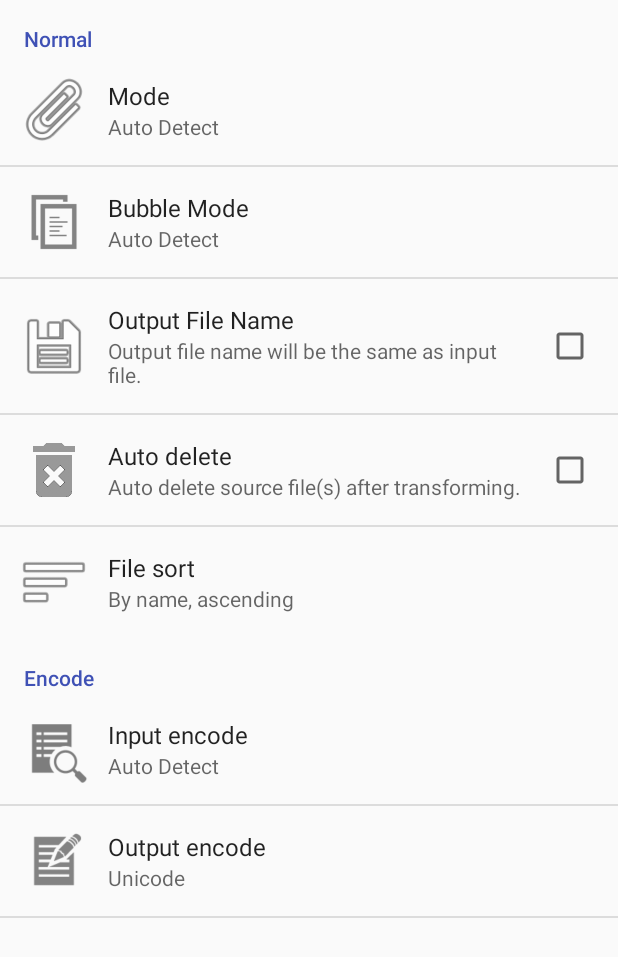
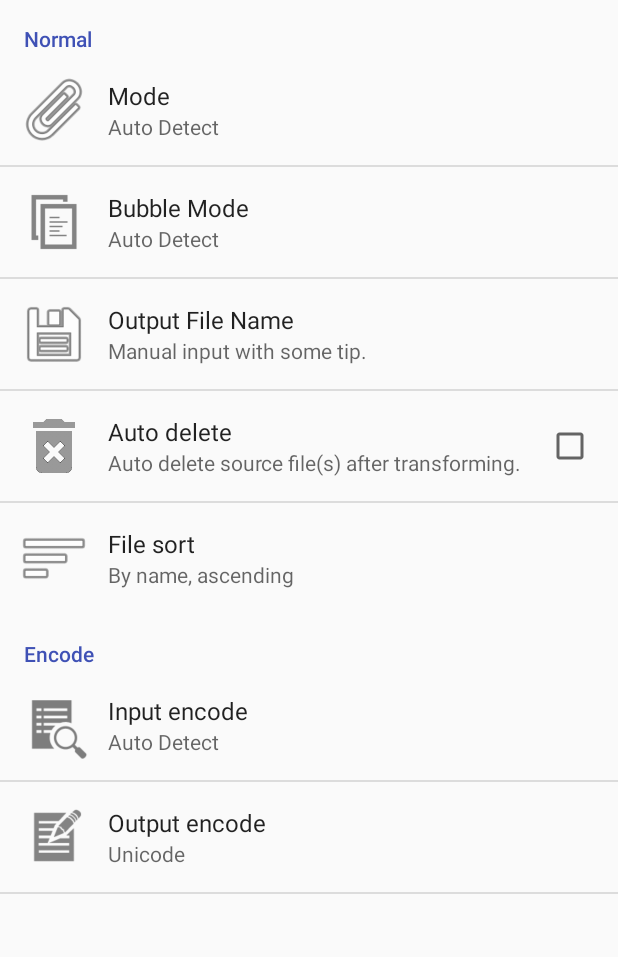
Before and after one commit to npes87184/S2TDroid, an Android app: the fragment SettingFragment shown on its own in the app's theme, on a phone screen of 412 x 824 dp. Shown: the top 957 px of the screen. Run offline under Robolectric (Android 15) with nearby library versions, the phone set to English and light mode, and no system bars; libraries missing offline, so code that uses them is left out: cn.pedant, com.github.angads25.filepicker.

Commit message:
add same but translated file name option

```diff
--- a/app/src/main/java/com/npes87184/s2tdroid/donate/SettingFragment.java
+++ b/app/src/main/java/com/npes87184/s2tdroid/donate/SettingFragment.java
@@ -15,6 +15,7 @@ public class SettingFragment extends PreferenceFragment implements
 
     private Preference mode;
     private Preference bubble_mode;
+    private Preference file_name;
     private Preference file_sort;
     private SharedPreferences prefs;
     private Preference outEncodePreference;
@@ -52,6 +53,15 @@ public class SettingFragment extends PreferenceFragment implements
             bubble_mode.setSummary(getActivity().getString(R.string.s2t));
         } else {
             bubble_mode.setSummary(getActivity().getString(R.string.auto_detect));
+        }
+
+        file_name = findPreference(KeyCollection.KEY_FILENAME);
+        if (prefs.getString(KeyCollection.KEY_FILENAME, getString(R.string.filename_manual_key)).equals(getString(R.string.filename_same_key))) {
+            file_name.setSummary(getString(R.string.filename_same));
+        } else if (prefs.getString(KeyCollection.KEY_FILENAME, getString(R.string.filename_manual_key)).equals(getString(R.string.filename_same_transformed_key))) {
+            file_name.setSummary(getString(R.string.filename_same_transformed));
+        } else {
+            file_name.setSummary(getString(R.string.filename_manual));
         }
 
         file_sort = findPreference(KeyCollection.KEY_FILE_SORT);
@@ -102,6 +112,14 @@ public class SettingFragment extends PreferenceFragment implements
             } else {
                 bubble_mode.setSummary(getActivity().getString(R.string.auto_detect));
             }
+        } else if (key.equals(KeyCollection.KEY_FILENAME)) {
+            if (prefs.getString(KeyCollection.KEY_FILENAME, getString(R.string.filename_manual_key)).equals(getString(R.string.filename_same_key))) {
+                file_name.setSummary(getString(R.string.filename_same));
+            } else if (prefs.getString(KeyCollection.KEY_FILENAME, getString(R.string.filename_manual_key)).equals(getString(R.string.filename_same_transformed_key))) {
+                file_name.setSummary(getString(R.string.filename_same_transformed));
+            } else {
+                file_name.setSummary(getString(R.string.filename_manual));
+            }
         } else if (key.equals(KeyCollection.KEY_FILE_SORT)) {
             switch (Integer.parseInt(prefs.getString(KeyCollection.KEY_FILE_SORT, "0"))) {
                 default:
--- a/app/src/main/java/com/npes87184/s2tdroid/donate/model/KeyCollection.java
+++ b/app/src/main/java/com/npes87184/s2tdroid/donate/model/KeyCollection.java
@@ -13,7 +13,7 @@ public class KeyCollection {
     public static final String KEY_OUTPUT_FOLDER = "output_folder";
     public static final String KEY_START = "start";
     public static final String KEY_PATH = "path";
-    public static final String KEY_SAME_FILENAME = "same_filename";
+    public static final String KEY_FILENAME = "filename";
     public static final String KEY_SDCARD_URI = "sdcard_uri";
     public static final String KEY_DELETE_SOURCE = "delete_source";
     public static final String KEY_FILE_SORT = "file_sort";
--- a/app/src/main/res/values/arrays.xml
+++ b/app/src/main/res/values/arrays.xml
@@ -53,4 +53,16 @@
         <item>3</item>
     </string-array>
 
+    <string-array name="file_name_option_entry">
+        <item>@string/filename_same</item>
+        <item>@string/filename_same_transformed</item>
+        <item>@string/filename_manual</item>
+    </string-array>
+
+    <string-array name="file_name_option_value">
+        <item>@string/filename_same_key</item>
+        <item>@string/filename_same_transformed_key</item>
+        <item>@string/filename_manual_key</item>
+    </string-array>
+
 </resources>
--- a/app/src/main/res/values/strings.xml
+++ b/app/src/main/res/values/strings.xml
@@ -29,9 +29,6 @@
 
     <string name="floatingPermission">We need floating window permission to use bubble.</string>
     <string name="filePermission">We need the permission of file access to work perfectly.</string>
-
-    <string name="filename_detail">Output file name will be the same as input file.</string>
-    <string name="filename">Output File Name</string>
 
     <string name="auto_delete_detail">Auto delete source file(s) after transforming.</string>
     <string name="auto_delete">Auto delete</string>
@@ -68,4 +65,13 @@
     <string name="file_order_date_ascending">By date, ascending</string>
     <string name="file_order_date_descending">By date, descending</string>
 
+    <!-- file name related. -->
+    <string name="filename">Output File Name</string>
+    <string name="filename_same">The same with original file.</string>
+    <string name="filename_same_transformed">The same with original file but translated.</string>
+    <string name="filename_manual">Manual input with some tip.</string>
+    <string name="filename_same_key" translatable="false">same</string>
+    <string name="filename_same_transformed_key" translatable="false">same_transalted</string>
+    <string name="filename_manual_key" translatable="false">manual</string>
+
 </resources>
--- a/app/src/main/res/xml/setting.xml
+++ b/app/src/main/res/xml/setting.xml
@@ -20,17 +20,18 @@
             android:icon="@drawable/ic_menu_copy_holo_light"
             android:title="@string/bubble_mode"/>
 
-        <CheckBoxPreference android:key="same_filename"
+        <ListPreference android:entries="@array/file_name_option_entry"
+            android:entryValues="@array/file_name_option_value"
+            android:dialogTitle="@string/filename"
+            android:negativeButtonText="@string/cancel"
+            android:key="filename"
             android:icon="@drawable/ic_menu_save"
-            android:summary="@string/filename_detail"
-            android:title="@string/filename" android:defaultValue="false">
-        </CheckBoxPreference>
+            android:title="@string/filename"/>
 
         <CheckBoxPreference android:key="delete_source"
             android:icon="@drawable/ic_delete_forever_black_48dp"
             android:summary="@string/auto_delete_detail"
-            android:title="@string/auto_delete" android:defaultValue="false">
-        </CheckBoxPreference>
+            android:title="@string/auto_delete" android:defaultValue="false"/>
 
         <ListPreference android:entries="@array/file_order_entry"
             android:entryValues="@array/file_order_value"
```
Also changed, not shown: app/src/main/java/com/npes87184/s2tdroid/donate/HomeFragment.java (+8 -1 lines), 2 other files.
